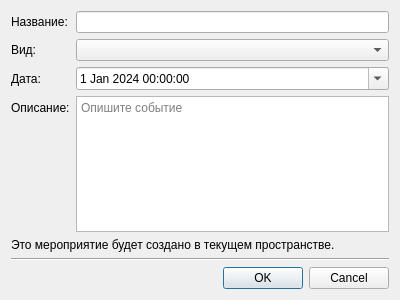
Above: app/ui/dialogs/event_edit.ui from NTO-2nd-stage-ABP/ccms before the change. Below: the same form after it.
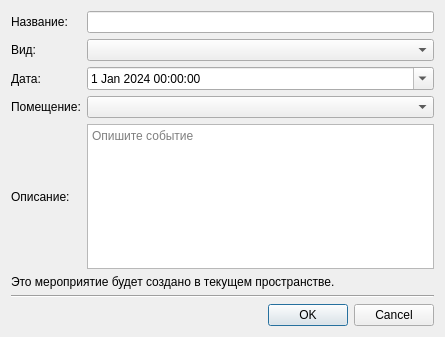
That is the form after the change.

Commit message: update dialogs ui for new functions

```diff
--- a/app/ui/dialogs/event_edit.ui
+++ b/app/ui/dialogs/event_edit.ui
@@ -6,16 +6,14 @@
    <rect>
     <x>0</x>
     <y>0</y>
-    <width>400</width>
-    <height>300</height>
+    <width>445</width>
+    <height>337</height>
    </rect>
   </property>
   <property name="windowTitle">
    <string>Создание мероприятия</string>
   </property>
-  <layout class="QVBoxLayout" name="verticalLayout_2">
-   <item>
-    <layout class="QFormLayout" name="formLayout">
+  <layout class="QGridLayout" name="gridLayout">
      <item row="0" column="0">
       <widget class="QLabel" name="label_4">
        <property name="text">
@@ -34,7 +32,7 @@
       </widget>
      </item>
      <item row="1" column="1">
-      <widget class="QComboBox" name="comboBox"></widget>
+    <widget class="QComboBox" name="comboBox"/>
      </item>
      <item row="2" column="0">
       <widget class="QLabel" name="label_2">
@@ -61,13 +59,23 @@
       </widget>
      </item>
      <item row="3" column="0">
+    <widget class="QLabel" name="label_6">
+     <property name="text">
+      <string>Помещение:</string>
+     </property>
+    </widget>
+   </item>
+   <item row="3" column="1">
+    <widget class="QComboBox" name="comboBox_2"/>
+   </item>
+   <item row="4" column="0">
       <widget class="QLabel" name="label_3">
        <property name="text">
         <string>Описание:</string>
        </property>
       </widget>
      </item>
-     <item row="3" column="1">
+   <item row="4" column="1">
       <widget class="QTextEdit" name="textEdit">
        <property name="acceptRichText">
         <bool>false</bool>
@@ -77,23 +85,21 @@
        </property>
       </widget>
      </item>
-    </layout>
-   </item>
-   <item>
+   <item row="5" column="0" colspan="2">
     <widget class="QLabel" name="label_5">
      <property name="text">
       <string>Это мероприятие будет создано в текущем пространстве.</string>
      </property>
     </widget>
    </item>
-   <item>
+   <item row="6" column="0" colspan="2">
     <widget class="Line" name="line">
      <property name="orientation">
       <enum>Qt::Horizontal</enum>
      </property>
     </widget>
    </item>
-   <item>
+   <item row="7" column="0" colspan="2">
     <widget class="QDialogButtonBox" name="buttonBox">
      <property name="orientation">
       <enum>Qt::Horizontal</enum>
```
Lines whose indentation alone changed are shown as unchanged. The commit also changes 5 other files.
